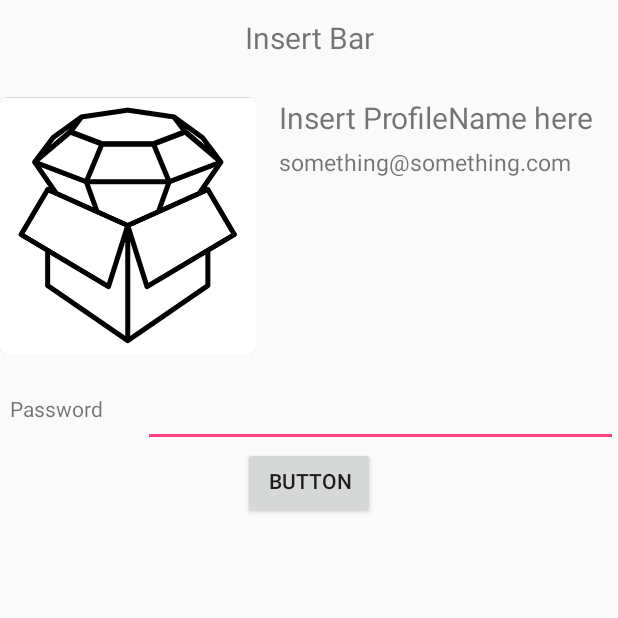
After one commit to yeshasimaria/Gempack2, an Android app: the UserProfileActivity screen opened directly, with no data from a screen before it, on a phone screen of 412 x 824 dp, the top half of it. The commit adds this screen. Run offline under Robolectric (Android 15) with nearby library versions, the phone set to English and light mode, and no system bars; 3 statements that could not run were skipped.

Commit message:
Layout for profile added

```diff
--- a/app/src/main/AndroidManifest.xml
+++ b/app/src/main/AndroidManifest.xml
@@ -19,12 +19,14 @@
                 <category android:name="android.intent.category.LAUNCHER" />
             </intent-filter>
         </activity>
-
-
         <activity
             android:name=".LogInScreenActivity"
             android:configChanges="orientation|keyboardHidden|screenSize"
             android:theme="@style/AppTheme.NoActionBar" />
+        <activity
+            android:name=".UserProfileActivity"
+            android:label="@string/title_activity_user_profile"
+            android:theme="@style/AppTheme.NoActionBar"></activity>
     </application>
 
 </manifest>
--- /dev/null
+++ b/app/src/main/java/sg/gempack/app/UserProfileActivity.java
@@ -0,0 +1,28 @@
+package sg.gempack.app;
+
+import android.os.Bundle;
+import android.support.design.widget.FloatingActionButton;
+import android.support.design.widget.Snackbar;
+import android.support.v7.app.AppCompatActivity;
+import android.support.v7.widget.Toolbar;
+import android.view.View;
+
+public class UserProfileActivity extends AppCompatActivity {
+
+    @Override
+    protected void onCreate(Bundle savedInstanceState) {
+        super.onCreate(savedInstanceState);
+        setContentView(R.layout.activity_user_profile);
+        Toolbar toolbar = (Toolbar) findViewById(R.id.toolbar);
+        setSupportActionBar(toolbar);
+
+        FloatingActionButton fab = (FloatingActionButton) findViewById(R.id.fab);
+        fab.setOnClickListener(new View.OnClickListener() {
+            @Override
+            public void onClick(View view) {
+                Snackbar.make(view, "Replace with your own action", Snackbar.LENGTH_LONG)
+                        .setAction("Action", null).show();
+            }
+        });
+    }
+}
--- /dev/null
+++ b/app/src/main/res/layout/activity_user_profile.xml
@@ -0,0 +1,109 @@
+<?xml version="1.0" encoding="utf-8"?>
+<android.support.design.widget.CoordinatorLayout xmlns:android="http://schemas.android.com/apk/res/android"
+    xmlns:app="http://schemas.android.com/apk/res-auto"
+    xmlns:tools="http://schemas.android.com/tools"
+    android:layout_width="match_parent"
+    android:layout_height="match_parent"
+    android:fitsSystemWindows="true"
+    tools:context="sg.gempack.app.UserProfileActivity">
+
+    <LinearLayout xmlns:android="http://schemas.android.com/apk/res/android"
+        xmlns:tools="http://schemas.android.com/tools"
+        android:layout_width="match_parent"
+        android:layout_height="match_parent"
+        android:orientation="vertical"
+        tools:context=".LinearLayout">
+
+
+        <TextView
+            android:layout_width="match_parent"
+            android:layout_height="50dp"
+            android:text="@string/bar_placeholder"
+            android:textAlignment="center"
+            android:textSize="20sp"
+            android:paddingTop="11dp"/>
+        <ImageView
+            xmlns:android="http://schemas.android.com/apk/res/android"
+            android:src="@android:drawable/divider_horizontal_dark"
+            android:layout_width="fill_parent"
+            android:layout_height="wrap_content"
+            android:scaleType="fitXY"
+            android:paddingLeft="5dp"
+            android:paddingRight="5dp"
+            android:paddingBottom="2dp"
+            android:paddingTop="2dp" />
+
+        <LinearLayout
+            android:layout_width="fill_parent"
+            android:layout_height="wrap_content"
+            android:orientation="horizontal"
+            android:paddingTop="10dp">
+
+
+            <ImageView
+                android:layout_width="wrap_content"
+                android:layout_height="wrap_content"
+                android:id="@+id/imageView"
+                android:src="@drawable/gempack_wireframe" />
+
+            <LinearLayout
+                android:layout_width="wrap_content"
+                android:layout_height="match_parent"
+                android:orientation= "vertical">
+
+                <TextView
+                    android:layout_width="wrap_content"
+                    android:layout_height="wrap_content"
+                    android:text="@string/profile_name"
+                    android:textSize="20sp"
+                    android:paddingLeft="15dp"/>
+                <TextView
+                    android:layout_width="wrap_content"
+                    android:layout_height="wrap_content"
+                    android:text="@string/email_name"
+                    android:textSize="15sp"
+                    android:paddingLeft="15dp"
+                    android:paddingRight="15dp"
+                    android:paddingTop="5dp"/>
+            </LinearLayout>
+
+
+
+
+        </LinearLayout>
+
+        <LinearLayout
+            android:layout_width="fill_parent"
+            android:layout_height="wrap_content"
+            android:orientation="horizontal"
+            android:paddingTop="20px"
+            >
+
+            <TextView
+                android:layout_width="wrap_content"
+                android:layout_height="wrap_content"
+                android:text="Password"
+                android:paddingTop="20px"
+                android:paddingLeft="10px"/>
+
+            <EditText
+                android:layout_width="wrap_content"
+                android:layout_height="wrap_content"
+                android:layout_gravity="center_horizontal"
+                android:layout_marginLeft="40px"
+                android:layout_weight="0.50"
+                android:paddingTop="20px" />
+
+        </LinearLayout>
+
+        <Button
+            android:layout_width="wrap_content"
+            android:layout_height="wrap_content"
+            android:layout_gravity="center"
+            android:paddingLeft="20px"
+            android:paddingTop="10px"
+            android:text="BUTTON" />
+
+    </LinearLayout>
+
+</android.support.design.widget.CoordinatorLayout>
--- /dev/null
+++ b/app/src/main/res/layout/content_user_profile.xml
@@ -0,0 +1,17 @@
+<?xml version="1.0" encoding="utf-8"?>
+<android.support.v4.widget.NestedScrollView xmlns:android="http://schemas.android.com/apk/res/android"
+    xmlns:app="http://schemas.android.com/apk/res-auto"
+    xmlns:tools="http://schemas.android.com/tools"
+    android:layout_width="match_parent"
+    android:layout_height="match_parent"
+    app:layout_behavior="@string/appbar_scrolling_view_behavior"
+    tools:context="sg.gempack.app.UserProfileActivity"
+    tools:showIn="@layout/activity_user_profile">
+
+    <TextView
+        android:layout_width="wrap_content"
+        android:layout_height="wrap_content"
+        android:layout_margin="@dimen/text_margin"
+        android:text="@string/large_text" />
+
+</android.support.v4.widget.NestedScrollView>
--- /dev/null
+++ b/app/src/main/res/menu/menu_user_profile.xml
@@ -0,0 +1,10 @@
+<menu xmlns:android="http://schemas.android.com/apk/res/android"
+    xmlns:app="http://schemas.android.com/apk/res-auto"
+    xmlns:tools="http://schemas.android.com/tools"
+    tools:context="sg.gempack.app.UserProfileActivity">
+    <item
+        android:id="@+id/action_settings"
+        android:orderInCategory="100"
+        android:title="@string/action_settings"
+        app:showAsAction="never" />
+</menu>
--- a/app/src/main/res/values/dimens.xml
+++ b/app/src/main/res/values/dimens.xml
@@ -3,4 +3,6 @@
     <dimen name="activity_horizontal_margin">16dp</dimen>
     <dimen name="activity_vertical_margin">16dp</dimen>
     <dimen name="fab_margin">16dp</dimen>
+    <dimen name="app_bar_height">180dp</dimen>
+    <dimen name="text_margin">16dp</dimen>
 </resources>
--- a/app/src/main/res/values/strings.xml
+++ b/app/src/main/res/values/strings.xml
@@ -8,6 +8,10 @@
     <string name="title_activity_log_in_screen">LogInScreenActivity</string>
     <string name="dummy_button">Dummy Button</string>
     <string name="dummy_content">DUMMY\nCONTENT</string>
+    <string name="title_activity_user_profile">UserProfileActivity</string>
+    <string name="profile_name">Insert ProfileName here</string>
+    <string name="bar_placeholder">Insert Bar</string>
+    <string name="email_name">something@something.com</string>
 
 
 </resources>
```
